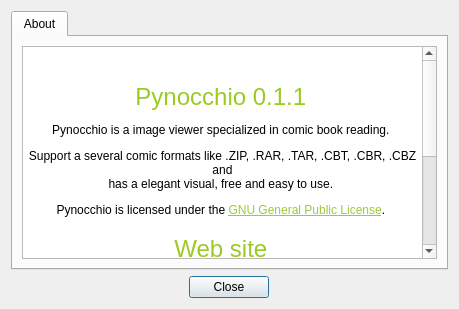
Old version of the form forms/about_dialog.ui in the repository mstuttgart/pynocchio.
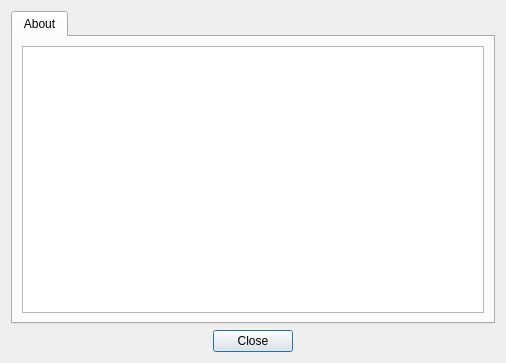
New version of the form. Icons and pictures are not drawn.

Commit message: [NEW] about_dialog import html from resource

Diff of the .ui file:
```diff
--- a/forms/about_dialog.ui
+++ b/forms/about_dialog.ui
@@ -9,8 +9,8 @@
    <rect>
     <x>0</x>
     <y>0</y>
-    <width>459</width>
-    <height>309</height>
+    <width>506</width>
+    <height>363</height>
    </rect>
   </property>
   <property name="sizePolicy">
@@ -65,17 +65,7 @@
 &lt;html&gt;&lt;head&gt;&lt;meta name=&quot;qrichtext&quot; content=&quot;1&quot; /&gt;&lt;style type=&quot;text/css&quot;&gt;
 p, li { white-space: pre-wrap; }
 &lt;/style&gt;&lt;/head&gt;&lt;body style=&quot; font-family:'Noto Sans'; font-size:9pt; font-weight:400; font-style:normal;&quot;&gt;
-&lt;p align=&quot;center&quot; style=&quot; margin-top:0px; margin-bottom:0px; margin-left:0px; margin-right:0px; -qt-block-indent:0; text-indent:0px;&quot;&gt;&lt;img src=&quot;:/others/pynocchio.png&quot; width=&quot;64&quot; height=&quot;64&quot; /&gt; &lt;/p&gt;
-&lt;p align=&quot;center&quot; style=&quot; margin-top:18px; margin-bottom:12px; margin-left:0px; margin-right:0px; -qt-block-indent:0; text-indent:0px;&quot;&gt;&lt;span style=&quot; font-size:xx-large; color:#9bca22;&quot;&gt;Pynocchio 0.1.1&lt;/span&gt; &lt;/p&gt;
-&lt;p align=&quot;center&quot; style=&quot; margin-top:12px; margin-bottom:12px; margin-left:0px; margin-right:0px; -qt-block-indent:0; text-indent:0px;&quot;&gt;Pynocchio is a image viewer specialized in comic book reading. &lt;/p&gt;
-&lt;p align=&quot;center&quot; style=&quot; margin-top:12px; margin-bottom:12px; margin-left:0px; margin-right:0px; -qt-block-indent:0; text-indent:0px;&quot;&gt;Support a several comic formats like .ZIP, .RAR, .TAR, .CBT, .CBR, .CBZ and &lt;br /&gt;has a elegant visual, free and easy to use. &lt;/p&gt;
-&lt;p align=&quot;center&quot; style=&quot; margin-top:12px; margin-bottom:12px; margin-left:0px; margin-right:0px; -qt-block-indent:0; text-indent:0px;&quot;&gt;Pynocchio is licensed under the &lt;a href=&quot;https://github.com/pynocchio/pynocchio/raw/develop/LICENSE&quot;&gt;&lt;span style=&quot; text-decoration: underline; color:#9bca3b;&quot;&gt;GNU General Public License&lt;/span&gt;&lt;/a&gt;. &lt;/p&gt;
-&lt;p align=&quot;center&quot; style=&quot; margin-top:18px; margin-bottom:12px; margin-left:0px; margin-right:0px; -qt-block-indent:0; text-indent:0px;&quot;&gt;&lt;span style=&quot; font-size:xx-large; color:#9bca22;&quot;&gt;Web site&lt;/span&gt; &lt;/p&gt;
-&lt;p align=&quot;center&quot; style=&quot; margin-top:12px; margin-bottom:12px; margin-left:0px; margin-right:0px; -qt-block-indent:0; text-indent:0px;&quot;&gt;&lt;a href=&quot;http://pynocchio.github.io&quot;&gt;&lt;span style=&quot; text-decoration: underline; color:#9bca3b;&quot;&gt;Pynocchio Website&lt;/span&gt;&lt;/a&gt; &lt;br /&gt;&lt;a href=&quot;https://github.com/pynocchio/pynocchio&quot;&gt;&lt;span style=&quot; text-decoration: underline; color:#9bca3b;&quot;&gt;Pynocchio Github Repository&lt;/span&gt;&lt;/a&gt; &lt;/p&gt;
-&lt;p align=&quot;center&quot; style=&quot; margin-top:18px; margin-bottom:12px; margin-left:0px; margin-right:0px; -qt-block-indent:0; text-indent:0px;&quot;&gt;&lt;span style=&quot; font-size:xx-large; color:#9bca22;&quot;&gt;Third-party resources&lt;/span&gt; &lt;/p&gt;
-&lt;p align=&quot;center&quot; style=&quot; margin-top:12px; margin-bottom:12px; margin-left:0px; margin-right:0px; -qt-block-indent:0; text-indent:0px;&quot;&gt;Pynocchio use some icons from &lt;a href=&quot;https://store.kde.org/content/show.php/elementary+USU?content=148128&quot;&gt;&lt;span style=&quot; text-decoration: underline; color:#9bca3b;&quot;&gt;Elementary USU Icon Theme&lt;/span&gt;&lt;/a&gt;. &lt;/p&gt;
-&lt;p align=&quot;center&quot; style=&quot; margin-top:18px; margin-bottom:12px; margin-left:0px; margin-right:0px; -qt-block-indent:0; text-indent:0px;&quot;&gt;&lt;span style=&quot; font-size:xx-large; color:#9bca22;&quot;&gt;Credits&lt;/span&gt; &lt;/p&gt;
-&lt;p align=&quot;center&quot; style=&quot; margin-top:12px; margin-bottom:12px; margin-left:0px; margin-right:0px; -qt-block-indent:0; text-indent:0px;&quot;&gt;Copyright(C) 2014-2016 by &lt;a href=&quot;https://github.com/mstuttgart/&quot;&gt;&lt;span style=&quot; text-decoration: underline; color:#9bca3b;&quot;&gt;Michell Stuttgart Faria&lt;/span&gt;&lt;/a&gt; &lt;/p&gt;&lt;/body&gt;&lt;/html&gt;</string>
+&lt;p style=&quot;-qt-paragraph-type:empty; margin-top:0px; margin-bottom:0px; margin-left:0px; margin-right:0px; -qt-block-indent:0; text-indent:0px;&quot;&gt;&lt;br /&gt;&lt;/p&gt;&lt;/body&gt;&lt;/html&gt;</string>
          </property>
          <property name="source">
           <url>
```
The commit also changes 3 other files.
